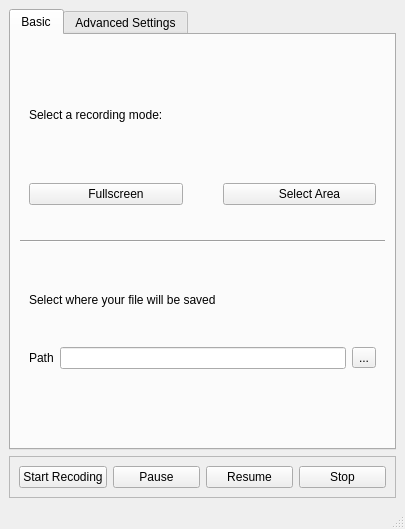
Old version of the form ScreenRecorderQT/ScreenRecorder/mainwindow.ui in the repository cheina97/ScreenRecorderQT.
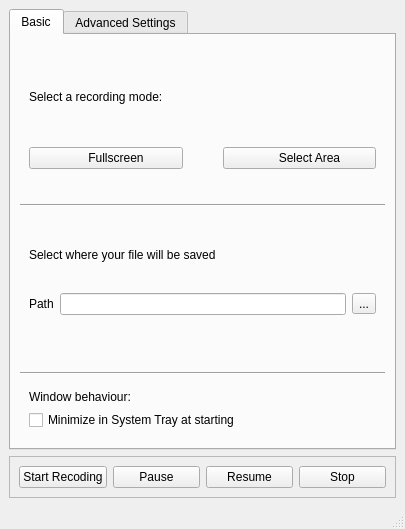
New version of the form. Icons and pictures are not drawn.

Commit message: modifiche alla main window

```diff
--- a/ScreenRecorderQT/ScreenRecorder/mainwindow.ui
+++ b/ScreenRecorderQT/ScreenRecorder/mainwindow.ui
@@ -142,6 +142,45 @@
           </layout>
          </widget>
         </item>
+        <item>
+         <widget class="Line" name="line_5">
+          <property name="orientation">
+           <enum>Qt::Horizontal</enum>
+          </property>
+         </widget>
+        </item>
+        <item>
+         <widget class="QWidget" name="widget_5" native="true">
+          <property name="sizePolicy">
+           <sizepolicy hsizetype="Preferred" vsizetype="Fixed">
+            <horstretch>0</horstretch>
+            <verstretch>0</verstretch>
+           </sizepolicy>
+          </property>
+          <layout class="QVBoxLayout" name="verticalLayout_10">
+           <item>
+            <widget class="QLabel" name="label_7">
+             <property name="sizePolicy">
+              <sizepolicy hsizetype="Preferred" vsizetype="Fixed">
+               <horstretch>0</horstretch>
+               <verstretch>0</verstretch>
+              </sizepolicy>
+             </property>
+             <property name="text">
+              <string>Window behaviour:</string>
+             </property>
+            </widget>
+           </item>
+           <item>
+            <widget class="QCheckBox" name="checkBoxMinimize">
+             <property name="text">
+              <string>Minimize in System Tray at starting</string>
+             </property>
+            </widget>
+           </item>
+          </layout>
+         </widget>
+        </item>
        </layout>
       </widget>
       <widget class="QWidget" name="tab_2">
@@ -235,26 +274,6 @@
           </property>
          </widget>
         </item>
-        <item>
-         <widget class="QWidget" name="widget_5" native="true">
-          <layout class="QVBoxLayout" name="verticalLayout_8">
-           <item>
-            <widget class="QLabel" name="label_7">
-             <property name="text">
-              <string>Window behaviour:</string>
-             </property>
-            </widget>
-           </item>
-           <item>
-            <widget class="QCheckBox" name="checkBoxMinimize">
-             <property name="text">
-              <string>Minimize in System Tray at starting</string>
-             </property>
-            </widget>
-           </item>
-          </layout>
-         </widget>
-        </item>
         <item>
          <widget class="Line" name="line_4">
           <property name="orientation">
```
The commit also changes 2 other files.
